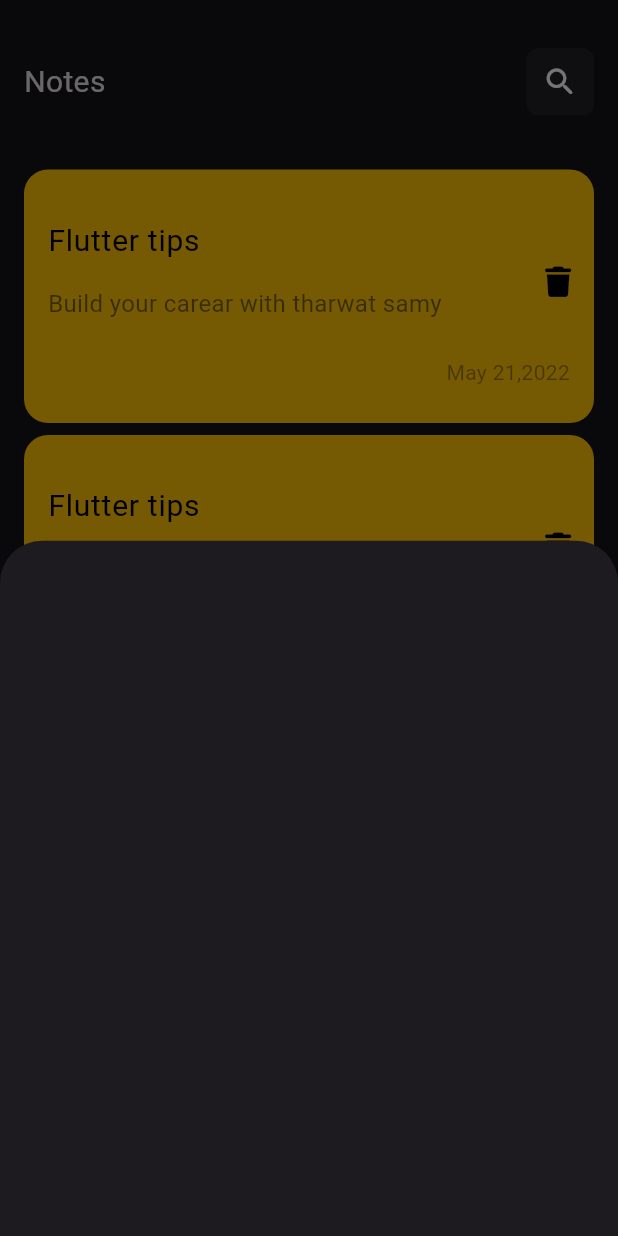
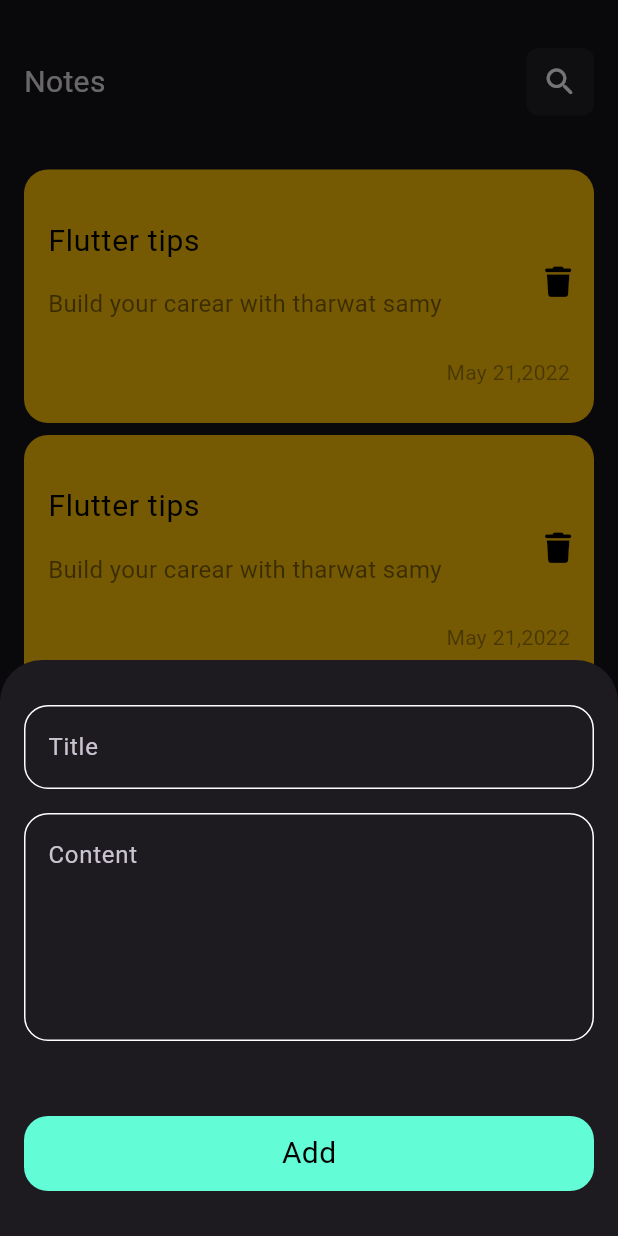
Before and after one commit to Mohamed-Abdelaleem-Ayoub/Notes_App, a Flutter app: the screen it shows after launch, after a tap on the "add" icon, on a phone screen of 412 x 824 dp. Run offline on Flutter 3.47's test engine with Material 3 defaults, Android fonts, the phone set to English and light mode, and no system bars; our stand-ins replace font_awesome_flutter, hive; accounts and stored records are empty; Roboto replaces fonts that are missing (Poppins).

```diff
--- /dev/null
+++ b/lib/constants.dart
@@ -0,0 +1,3 @@
+import 'package:flutter/material.dart';
+
+const kPrimaryColor = Color(0xff62FCD7);
--- a/lib/views/home_view.dart
+++ b/lib/views/home_view.dart
@@ -1,5 +1,8 @@
 import 'package:flutter/material.dart';
+
 import 'package:notes_app/widgets/custom_app_bar.dart';
+import 'package:notes_app/widgets/custom_button.dart';
+import 'package:notes_app/widgets/custom_text_field.dart';
 
 import 'package:notes_app/widgets/notes_list_view.dart';
 
@@ -20,7 +23,12 @@ class HomeView extends StatelessWidget {
         },
         child: Icon(Icons.add),
       ),
-      body: Column(children: [CustomAppBar(), NotesListView()]),
+      body: Column(
+        children: [
+          CustomAppBar(title: 'Notes', icon: Icons.search_rounded),
+          NotesListView(),
+        ],
+      ),
     );
   }
 }
@@ -30,6 +38,21 @@ class CustomModelSheet extends StatelessWidget {
 
   @override
   Widget build(BuildContext context) {
-    return Container();
+    return SingleChildScrollView(
+      child: Padding(
+        padding: const EdgeInsets.symmetric(horizontal: 16.0),
+        child: Column(
+          children: [
+            SizedBox(height: 30),
+            CustomTextField(hint: 'Title'),
+            SizedBox(height: 16),
+            CustomTextField(hint: 'Content', maxLines: 5),
+            SizedBox(height: 50),
+            CustomButton(text: 'Add'),
+            SizedBox(height: 30),
+          ],
+        ),
+      ),
+    );
   }
 }
--- a/lib/widgets/custom_app_bar.dart
+++ b/lib/widgets/custom_app_bar.dart
@@ -1,8 +1,9 @@
 import 'package:flutter/material.dart';
 
 class CustomAppBar extends StatelessWidget {
-  const CustomAppBar({super.key});
-
+  const CustomAppBar({super.key, required this.title, required this.icon});
+  final String title;
+  final IconData icon;
   @override
   Widget build(BuildContext context) {
     return Padding(
@@ -10,7 +11,7 @@ class CustomAppBar extends StatelessWidget {
       child: Row(
         mainAxisAlignment: MainAxisAlignment.spaceBetween,
         children: [
-          Text('Notes', style: TextStyle(fontSize: 20)),
+          Text(title, style: TextStyle(fontSize: 20)),
           Container(
             height: 45,
             width: 45,
@@ -18,7 +19,7 @@ class CustomAppBar extends StatelessWidget {
               color: Colors.white.withValues(alpha: .05),
               borderRadius: BorderRadius.circular(8),
             ),
-            child: Icon(Icons.search_rounded),
+            child: Icon(icon),
           ),
         ],
       ),
--- /dev/null
+++ b/lib/widgets/custom_button.dart
@@ -0,0 +1,21 @@
+import 'package:flutter/material.dart';
+import 'package:notes_app/constants.dart';
+
+class CustomButton extends StatelessWidget {
+  const CustomButton({super.key, required this.text});
+  final String text;
+  @override
+  Widget build(BuildContext context) {
+    return Container(
+      height: 50,
+      width: MediaQuery.of(context).size.width,
+      decoration: BoxDecoration(
+        borderRadius: BorderRadius.circular(16),
+        color: kPrimaryColor,
+      ),
+      child: Center(
+        child: Text(text, style: TextStyle(color: Colors.black, fontSize: 20)),
+      ),
+    );
+  }
+}
--- a/lib/widgets/custom_note_item.dart
+++ b/lib/widgets/custom_note_item.dart
@@ -1,12 +1,24 @@
 import 'package:flutter/material.dart';
 import 'package:font_awesome_flutter/font_awesome_flutter.dart';
+import 'package:notes_app/views/update_note_page.dart';
 
 class CustomNoteItem extends StatelessWidget {
   const CustomNoteItem({super.key});
 
   @override
   Widget build(BuildContext context) {
-    return Container(
+    return GestureDetector(
+      onTap: () {
+        Navigator.push(
+          context,
+          MaterialPageRoute(
+            builder: (context) {
+              return UpdateNotePage();
+            },
+          ),
+        );
+      },
+      child: Container(
         padding: EdgeInsets.only(left: 16, top: 24, bottom: 24),
         margin: EdgeInsets.symmetric(horizontal: 16, vertical: 4),
 
@@ -31,7 +43,11 @@ class CustomNoteItem extends StatelessWidget {
                 ),
               ),
               subtitle: Padding(
-              padding: const EdgeInsets.only(top: 16.0, bottom: 16, right: 16),
+                padding: const EdgeInsets.only(
+                  top: 16.0,
+                  bottom: 16,
+                  right: 16,
+                ),
                 child: Text(
                   'Build your carear with tharwat samy',
                   maxLines: 2,
@@ -45,7 +61,11 @@ class CustomNoteItem extends StatelessWidget {
               ),
               trailing: IconButton(
                 onPressed: () {},
-              icon: Icon(FontAwesomeIcons.trash, color: Colors.black, size: 20),
+                icon: Icon(
+                  FontAwesomeIcons.trash,
+                  color: Colors.black,
+                  size: 20,
+                ),
               ),
             ),
 
@@ -89,6 +109,7 @@ class CustomNoteItem extends StatelessWidget {
             ),
           ],
         ),
+      ),
     );
   }
 }
--- /dev/null
+++ b/lib/widgets/custom_text_field.dart
@@ -0,0 +1,24 @@
+import 'package:flutter/material.dart';
+
+class CustomTextField extends StatelessWidget {
+  const CustomTextField({super.key, this.maxLines = 1, required this.hint});
+  final int maxLines;
+  final String hint;
+  @override
+  Widget build(BuildContext context) {
+    return TextField(
+      maxLines: maxLines,
+      decoration: InputDecoration(
+        hintText: hint,
+        enabledBorder: OutlineInputBorder(
+          borderRadius: BorderRadius.circular(16),
+          borderSide: BorderSide(color: Colors.white),
+        ),
+        border: OutlineInputBorder(
+          borderRadius: BorderRadius.circular(16),
+          borderSide: BorderSide(color: Colors.white),
+        ),
+      ),
+    );
+  }
+}
--- a/pubspec.yaml
+++ b/pubspec.yaml
@@ -35,6 +35,9 @@ dependencies:
   # Use with the CupertinoIcons class for iOS style icons.
   cupertino_icons: ^1.0.8
   font_awesome_flutter: ^10.8.0
+  hive: ^2.2.3
+  hive_flutter: ^1.1.0
+  hive_generator: ^2.0.1
 
 dev_dependencies:
   flutter_test:
@@ -46,6 +49,7 @@ dev_dependencies:
   # package. See that file for information about deactivating specific lint
   # rules and activating additional ones.
   flutter_lints: ^5.0.0
+  build_runner: ^2.4.15
 
 # For information on the generic Dart part of this file, see the
 # following page: https://dart.dev/tools/pub/pubspec
```
Also changed, not shown: lib/models/note_model.dart (added, +20 -0 lines), lib/views/update_note_page.dart (added, +29 -0 lines), lib/models/note_model.g.dart (added), pubspec.lock, 1 other file. Lines whose indentation alone changed are shown as unchanged.
